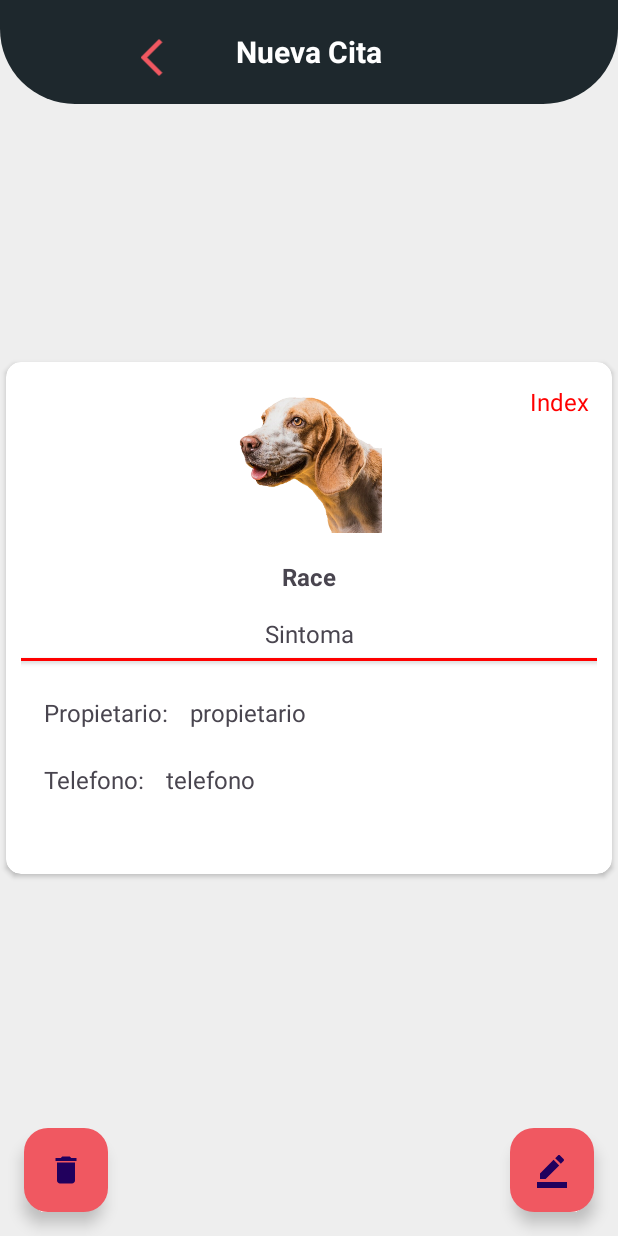
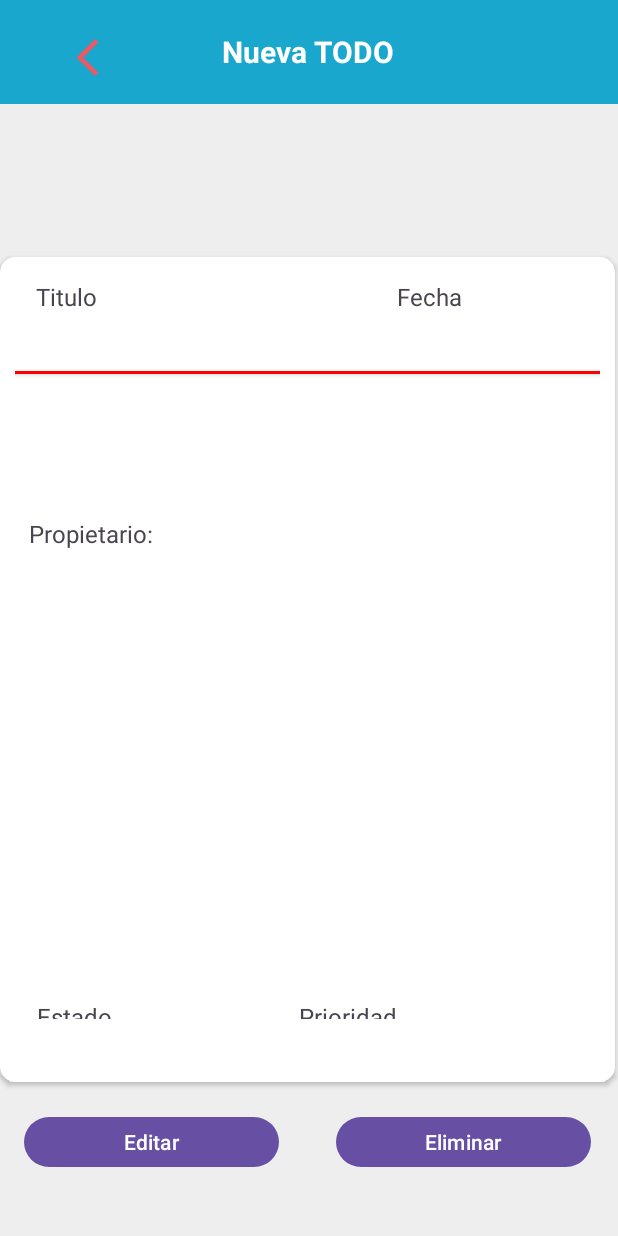
Before and after one commit to Heroslaver-tech/TodoProyect, an Android app: the layout fragment_details.xml on its own in the app's theme, with its tools: preview values and no code run, on a phone screen of 412 x 824 dp. Run offline under Robolectric (Android 15) with nearby library versions, the phone set to English and light mode, and no system bars.

Commit message:
vista detalles

```diff
--- a/app/src/main/java/com/example/project/repository/toDoRepository.kt
+++ b/app/src/main/java/com/example/project/repository/toDoRepository.kt
@@ -7,31 +7,28 @@ import com.example.project.model.ToDo
 import com.google.firebase.firestore.FirebaseFirestore
 import kotlinx.coroutines.tasks.await
 
-import kotlin.coroutines.resume
-import kotlin.coroutines.resumeWithException
-import kotlin.coroutines.suspendCoroutine
 
 class ToDoRepository {
 
     private val db = FirebaseFirestore.getInstance()
     private val todoCollection = db.collection("tarea")
 
-    fun getListToDos(): LiveData<MutableList<ToDo>> {
-        val mutableData = MutableLiveData<MutableList<ToDo>>()
-        db.collection("tarea").get().addOnSuccessListener { result ->
-            val toDoList = mutableListOf<ToDo>()
-
-            for (document in result) {
-                val toDo = document.toObject(ToDo::class.java)
-                toDoList.add(toDo)
-            }
-            mutableData.value = toDoList
-        }.addOnFailureListener { exception ->
-            // Manejo de errores
-        }
-
-        return mutableData
-    }
+//    fun getListToDos(): LiveData<MutableList<ToDo>> {
+//        val mutableData = MutableLiveData<MutableList<ToDo>>()
+//        db.collection("tarea").get().addOnSuccessListener { result ->
+//            val toDoList = mutableListOf<ToDo>()
+//
+//            for (document in result) {
+//                val toDo = document.toObject(ToDo::class.java)
+//                toDoList.add(toDo)
+//            }
+//            mutableData.value = toDoList
+//        }.addOnFailureListener { exception ->
+//            // Manejo de errores
+//        }
+//
+//        return mutableData
+//    }
 
     suspend fun addToDo(todo: ToDo): Boolean {
         return try {
--- a/app/src/main/java/com/example/project/viewmodel/ToDoViewModel.kt
+++ b/app/src/main/java/com/example/project/viewmodel/ToDoViewModel.kt
@@ -74,6 +74,8 @@ class ToDoViewModel : ViewModel() {
         private const val TAG = "TodoViewModel"
     }
 
+
+
     fun deleteToDo(titulo: String) {
         viewModelScope.launch {
             _progressState.value = true
--- a/app/src/main/res/drawable/custom_toolbar.xml
+++ b/app/src/main/res/drawable/custom_toolbar.xml
@@ -3,6 +3,6 @@
     <corners
         android:topLeftRadius="0dp"
         android:topRightRadius="0dp"
-        android:bottomLeftRadius="50dp"
-        android:bottomRightRadius="50dp"/>
+        android:bottomLeftRadius="0dp"
+        android:bottomRightRadius="0dp"/>
 </shape>
--- a/app/src/main/res/layout/fragment_details.xml
+++ b/app/src/main/res/layout/fragment_details.xml
@@ -29,9 +29,9 @@
                 android:layout_width="72dp"
                 android:layout_height="62dp"
                 android:layout_alignParentStart="true"
-                android:layout_marginStart="72dp"
+                android:layout_marginStart="34dp"
                 android:layout_marginTop="7dp"
-                android:layout_marginEnd="12dp"
+                android:layout_marginEnd="50dp"
                 android:layout_toStartOf="@+id/toolbar_title"
                 android:padding="16dp"
                 android:src="@drawable/ic_back" />
@@ -41,7 +41,7 @@
                 android:layout_width="wrap_content"
                 android:layout_height="wrap_content"
                 android:layout_centerInParent="true"
-                android:text="Nueva Cita"
+                android:text="Nueva TODO"
                 android:textColor="@android:color/white"
                 android:textStyle="bold"
                 android:textSize="20sp" />
@@ -50,10 +50,11 @@
 
     </androidx.appcompat.widget.Toolbar>
 
+
     <androidx.cardview.widget.CardView
         android:id="@+id/cvPetEdit"
-        android:layout_width="404dp"
-        android:layout_height="341dp"
+        android:layout_width="410dp"
+        android:layout_height="550dp"
         android:layout_gravity="center"
         android:backgroundTint="@color/white"
         android:elevation="8dp"
@@ -62,164 +63,119 @@
         app:layout_constraintBottom_toBottomOf="parent"
         app:layout_constraintEnd_toEndOf="parent"
         app:layout_constraintHeight_percent="0.4"
+        app:layout_constraintHorizontal_bias="0.0"
         app:layout_constraintStart_toStartOf="parent"
-        app:layout_constraintTop_toTopOf="parent"
+        app:layout_constraintTop_toBottomOf="@+id/toolbar"
+        app:layout_constraintVertical_bias="0.497"
         tools:ignore="MissingConstraints">
 
         <androidx.constraintlayout.widget.ConstraintLayout
 
             android:layout_width="match_parent"
-            android:layout_height="340dp"
+            android:layout_height="518dp"
             android:padding="10dp">
 
-            <ImageView
-                android:id="@+id/ivProfile"
-                android:layout_width="115dp"
-                android:layout_height="111dp"
-                android:background="@drawable/cuadrado_details"
-                android:padding="8dp"
-                android:scaleType="centerCrop"
+            <TextView
+                android:id="@+id/tvTituloMos"
+                android:layout_width="203dp"
+                android:layout_height="42dp"
+                android:padding="5dp"
+                android:text="Titulo"
+                android:textSize="16sp"
                 app:layout_constraintEnd_toEndOf="parent"
+                app:layout_constraintHorizontal_bias="0.048"
                 app:layout_constraintStart_toStartOf="parent"
-                app:layout_constraintTop_toTopOf="parent" />
+                tools:layout_editor_absoluteY="16dp" />
 
-            <ImageView
-                android:id="@+id/perritoImg"
-                android:layout_width="96dp"
-                android:layout_height="102dp"
-                android:layout_alignParentTop="true"
-                android:layout_alignParentEnd="true"
-                android:layout_gravity="center"
-                android:background="@color/white"
-                android:src="@drawable/perro"
-                app:layout_constraintBottom_toBottomOf="@id/ivProfile"
-                app:layout_constraintEnd_toEndOf="@id/ivProfile"
-                app:layout_constraintStart_toStartOf="@id/ivProfile"
-                app:layout_constraintTop_toTopOf="@id/ivProfile"
-                tools:layout_editor_absoluteX="125dp"
-                tools:layout_editor_absoluteY="50dp" />
+            <View
+                android:id="@+id/view"
+                android:layout_width="match_parent"
+                android:layout_height="2dp"
+                android:layout_marginTop="24dp"
+                android:background="#FF0000"
+                android:elevation="2dp"
+                app:layout_constraintTop_toBottomOf="@+id/tvTituloMos"
+                tools:layout_editor_absoluteX="10dp" />
+
 
             <TextView
-                android:id="@+id/tvRaceEdit"
-                android:layout_width="wrap_content"
-                android:layout_height="wrap_content"
-                android:layout_marginTop="5dp"
-                android:padding="5dp"
-                android:text="Race"
-                android:textSize="16sp"
-                android:textStyle="bold"
-                app:layout_constraintEnd_toEndOf="parent"
-                app:layout_constraintStart_toStartOf="parent"
-                app:layout_constraintTop_toBottomOf="@+id/ivProfile" />
-
-            <TextView
-                android:id="@+id/tvSymptomEdit"
-                android:layout_width="wrap_content"
-                android:layout_height="wrap_content"
-                android:layout_marginTop="5dp"
-                android:padding="5dp"
-                android:text="Sintoma"
-                android:textSize="16sp"
-                app:layout_constraintEnd_toEndOf="parent"
-                app:layout_constraintHorizontal_bias="0.501"
-                app:layout_constraintStart_toStartOf="parent"
-                app:layout_constraintTop_toBottomOf="@+id/tvRaceEdit" />
-
-            <View
-                android:layout_width="match_parent"
-                android:layout_height="2dp"
-                android:background="#FF0000"
-                android:elevation="2dp"
-                app:layout_constraintTop_toBottomOf="@+id/tvSymptomEdit" />
-
-            <TextView
-                android:id="@+id/tvnamePerson2"
-                android:layout_width="wrap_content"
-                android:layout_height="wrap_content"
-                android:layout_marginTop="20dp"
-                android:layout_marginStart="10dp"
+                android:id="@+id/tvDescriptionMost"
+                android:layout_width="380dp"
+                android:layout_height="294dp"
+                android:layout_marginStart="4dp"
+                android:layout_marginTop="92dp"
                 android:padding="5dp"
                 android:text="Propietario:"
                 android:textSize="16sp"
                 app:layout_constraintStart_toStartOf="parent"
-                app:layout_constraintTop_toBottomOf="@+id/tvSymptomEdit" />
+                app:layout_constraintTop_toTopOf="@+id/view" />
 
             <TextView
-                android:id="@+id/tvTel2"
-                android:layout_width="wrap_content"
-                android:layout_height="wrap_content"
-                android:layout_marginStart="10dp"
-                android:layout_marginTop="12dp"
+                android:id="@+id/tvFechaMos"
+                android:layout_width="127dp"
+                android:layout_height="42dp"
                 android:padding="5dp"
-                android:text="Telefono:"
+                android:text="Fecha"
                 android:textSize="16sp"
+                app:layout_constraintEnd_toEndOf="parent"
+                app:layout_constraintHorizontal_bias="0.95"
                 app:layout_constraintStart_toStartOf="parent"
-                app:layout_constraintTop_toBottomOf="@+id/tvnamePerson2" />
+                tools:layout_editor_absoluteY="16dp" />
 
             <TextView
-                android:id="@+id/tvIdEdit"
-                android:layout_width="wrap_content"
-                android:layout_height="wrap_content"
+                android:id="@+id/tvPrioridad"
+                android:layout_width="193dp"
+                android:layout_height="40dp"
+                android:layout_marginStart="184dp"
+                android:layout_marginTop="28dp"
                 android:padding="5dp"
-                android:text="Index"
-                android:textColor="#FF0000"
+                android:text="Prioridad"
                 android:textSize="16sp"
-                app:layout_constraintEnd_toEndOf="parent"
-                app:layout_constraintTop_toTopOf="parent" />
+                app:layout_constraintBottom_toBottomOf="parent"
+                app:layout_constraintStart_toStartOf="parent"
+                app:layout_constraintTop_toBottomOf="@+id/tvDescriptionMost"
+                app:layout_constraintVertical_bias="0.0" />
 
             <TextView
-                android:id="@+id/tvnamePersonEdit"
-                android:layout_width="wrap_content"
-                android:layout_height="wrap_content"
+                android:id="@+id/tvEstadoMost"
+                android:layout_width="152dp"
+                android:layout_height="40dp"
                 android:layout_marginStart="4dp"
-                android:layout_marginTop="20dp"
+                android:layout_marginTop="28dp"
                 android:padding="5dp"
-                android:text="propietario"
+                android:text="Estado"
                 android:textSize="16sp"
-                app:layout_constraintStart_toEndOf="@+id/tvnamePerson2"
-                app:layout_constraintTop_toBottomOf="@+id/tvSymptomEdit" />
-
-            <TextView
-                android:id="@+id/tvTelEdit"
-                android:layout_width="wrap_content"
-                android:layout_height="wrap_content"
-                android:layout_marginStart="4dp"
-                android:layout_marginTop="12dp"
-                android:padding="5dp"
-                android:text="telefono"
-                android:textSize="16sp"
-                app:layout_constraintStart_toEndOf="@+id/tvTel2"
-                app:layout_constraintTop_toBottomOf="@+id/tvnamePersonEdit" />
-
+                app:layout_constraintBottom_toBottomOf="parent"
+                app:layout_constraintEnd_toStartOf="@+id/tvPrioridad"
+                app:layout_constraintHorizontal_bias="0.181"
+                app:layout_constraintStart_toStartOf="parent"
+                app:layout_constraintTop_toBottomOf="@+id/tvDescriptionMost"
+                app:layout_constraintVertical_bias="0.0" />
 
         </androidx.constraintlayout.widget.ConstraintLayout>
     </androidx.cardview.widget.CardView>
 
-    <com.google.android.material.floatingactionbutton.FloatingActionButton
-        android:id="@+id/btnDelete"
-        android:layout_width="wrap_content"
-        android:layout_height="0dp"
-        android:layout_marginBottom="16dp"
-        android:layout_marginLeft="16dp"
-        android:backgroundTint="@color/pink"
-        android:contentDescription="button delete"
-        android:src="@drawable/ic_delete"
+    <Button
+        android:id="@+id/BtnEditar"
+        android:layout_width="170dp"
+        android:layout_height="41dp"
+        android:layout_marginStart="16dp"
+        android:text="Editar"
         app:layout_constraintBottom_toBottomOf="parent"
-        app:layout_constraintStart_toStartOf="parent" />
+        app:layout_constraintStart_toStartOf="parent"
+        app:layout_constraintTop_toBottomOf="@+id/cvPetEdit"
+        app:layout_constraintVertical_bias="0.32" />
 
-
-    <com.google.android.material.floatingactionbutton.FloatingActionButton
-        android:id="@+id/fbEdit"
-        android:layout_width="wrap_content"
-        android:layout_height="0dp"
-        android:contentDescription="button edit"
-        android:layout_marginRight="16dp"
-        android:backgroundTint="@color/pink"
-        android:layout_marginBottom="16dp"
-        android:src="@drawable/ic_edit_white"
-        app:layout_constraintEnd_toEndOf="parent"
-        app:layout_constraintBottom_toBottomOf="parent" />
-
+    <Button
+        android:id="@+id/btn"
+        android:layout_width="170dp"
+        android:layout_height="41dp"
+        android:layout_marginStart="224dp"
+        android:text="Eliminar"
+        app:layout_constraintBottom_toBottomOf="parent"
+        app:layout_constraintStart_toStartOf="parent"
+        app:layout_constraintTop_toBottomOf="@+id/cvPetEdit"
+        app:layout_constraintVertical_bias="0.32" />
 
 
 </androidx.constraintlayout.widget.ConstraintLayout>
--- a/app/src/main/res/values/colors.xml
+++ b/app/src/main/res/values/colors.xml
@@ -7,7 +7,7 @@
     <color name="darkGrey">#162326</color>
     <color name="saveButtonColor">#F05861</color>
     <color name="pink">#F05861</color>
-    <color name="background">#1E282D</color>
+    <color name="background">#19A7CD</color>
     <color name="backgroundMain">#EEEEEE</color>
     <color name="backgroundColorItem">#FF33EC</color>
     <color name="blue">#19A7CD</color>
```
